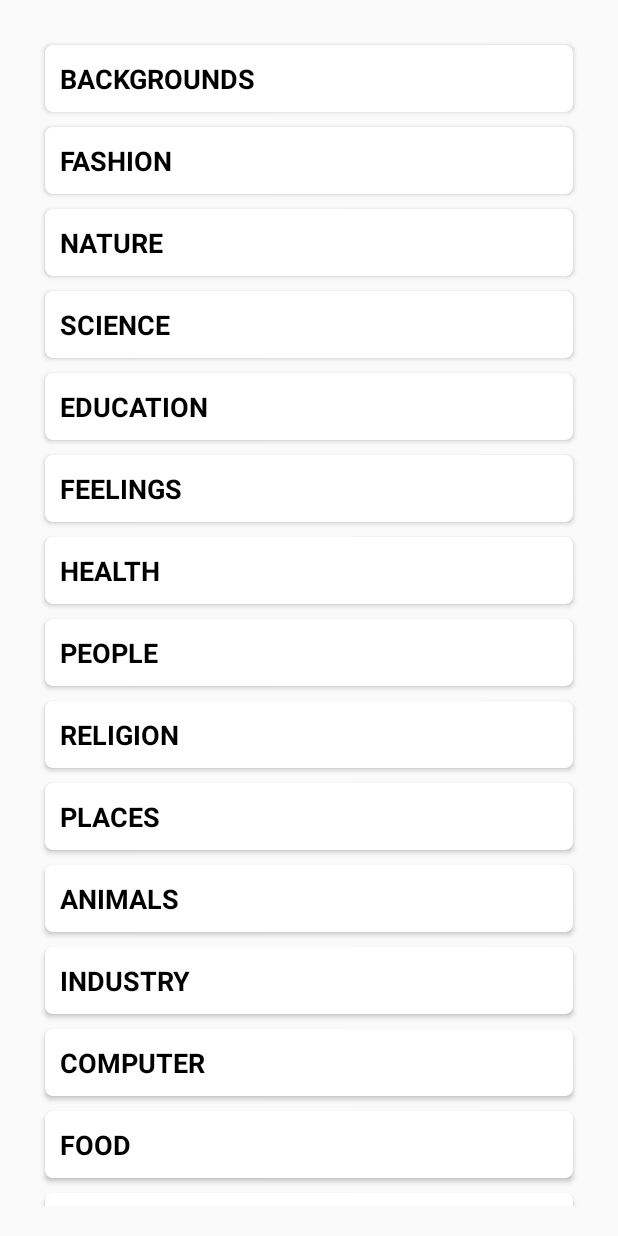
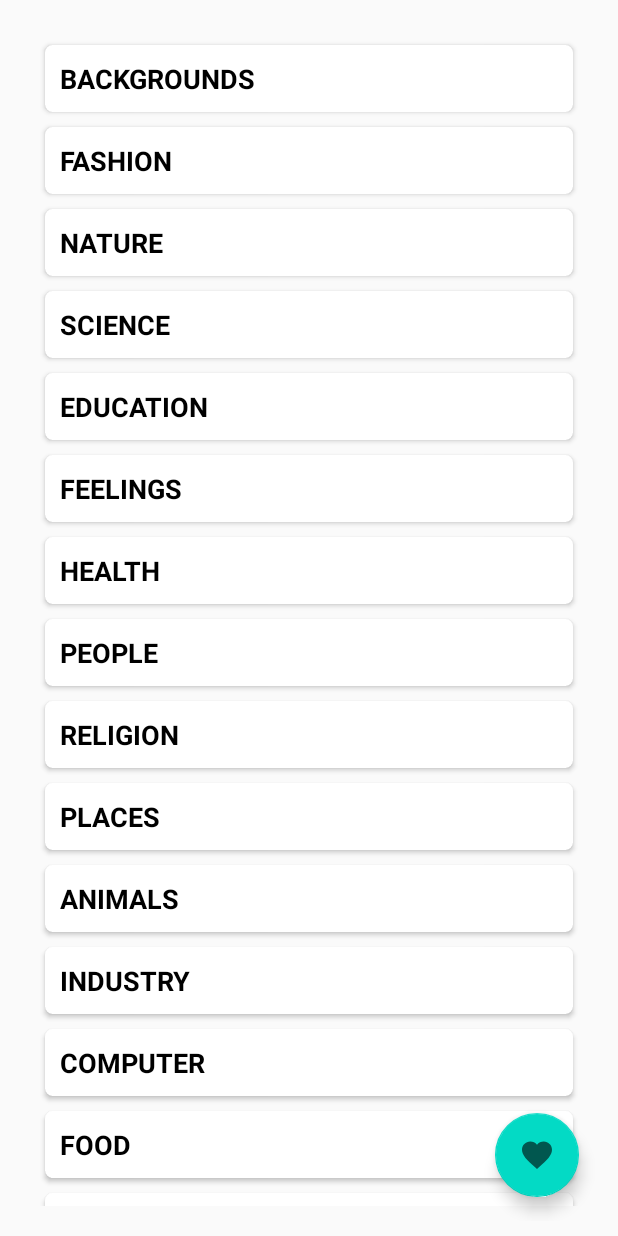
Before and after one commit to rajjadon/WallpaperDemoAssignment, an Android app: the screen it shows after launch (WallpapersHomeScreen), on a phone screen of 412 x 824 dp. Run offline under Robolectric (Android 15) with nearby library versions, the phone set to English and light mode, and no system bars; our stand-ins replace Picasso, data binding; network calls fail; pictures from the network do not load; 1 statement that could not run was skipped.

Commit message:
show favorite image list from local

```diff
--- a/app/src/main/java/org/school/demoapp/ui/homeScreen/WallpapersHomeScreen.kt
+++ b/app/src/main/java/org/school/demoapp/ui/homeScreen/WallpapersHomeScreen.kt
@@ -9,8 +9,11 @@ import kotlinx.android.synthetic.main.activity_wallpapers_home_screen.*
 import org.school.demoapp.AppConstant
 import org.school.demoapp.AppConstant.category
 import org.school.demoapp.R
+import org.school.demoapp.data.local.DataBaseHandler
+import org.school.demoapp.data.network.model.FavImageList
 import org.school.demoapp.databinding.ActivityWallpapersHomeScreenBinding
 import org.school.demoapp.ui.categoryWallpaper.CategoryWallpaper
+import org.school.demoapp.ui.favoriteList.FavoriteImageList
 import org.school.demoapp.ui.homeScreen.adapter.CategoryAdapter
 import org.school.demoapp.ui.homeScreen.clickListener.CategoryOnClick
 import org.school.demoapp.ui.splash.MainViewModel
@@ -26,6 +29,16 @@ class WallpapersHomeScreen : AppCompatActivity(), CategoryOnClick, AppConstant
         categoryAdapter = CategoryAdapter(this, this)
         wallpapersHomeScreen.rvCategory.adapter = categoryAdapter
         categoryAdapter.notifyDataSetChanged()
+        setEvent()
+    }
+
+    private fun setEvent()
+    {
+        wallpapersHomeScreen.fab.setOnClickListener {
+
+            startActivity( Intent( this@WallpapersHomeScreen, FavoriteImageList::class.java ) )
+
+        }
     }
 
     override fun onClick(categoryName: String)
--- a/app/src/main/res/layout/activity_wallpapers_home_screen.xml
+++ b/app/src/main/res/layout/activity_wallpapers_home_screen.xml
@@ -4,7 +4,7 @@
     xmlns:tools="http://schemas.android.com/tools"
     tools:context=".ui.homeScreen.WallpapersHomeScreen">
 
-    <LinearLayout
+    <RelativeLayout
         android:layout_width="match_parent"
         android:layout_height="match_parent"
         android:layout_margin="10dp"
@@ -18,6 +18,17 @@
             android:padding="10dp"
             app:layoutManager="androidx.recyclerview.widget.LinearLayoutManager"/>
 
-    </LinearLayout>
+        <com.google.android.material.floatingactionbutton.FloatingActionButton
+            android:id="@+id/fab"
+            android:layout_width="wrap_content"
+            android:layout_height="wrap_content"
+            android:layout_gravity="end|bottom"
+            android:src="@drawable/ic_baseline_favorite"
+            android:contentDescription="@string/favorite"
+            android:layout_alignParentBottom="true"
+            android:layout_alignParentEnd="true"
+            android:layout_margin="16dp" />
+
+    </RelativeLayout>
 
 </layout>
--- a/app/src/main/res/values/strings.xml
+++ b/app/src/main/res/values/strings.xml
@@ -1,5 +1,7 @@
 <resources>
     <string name="app_name">DemoApp</string>
+    <string name="favorite">Favorite</string>
+    <string name="no_data_found">No data found</string>
 
     <string-array name="wallpaperCategories">
 
```
Also changed, not shown: app/src/main/java/org/school/demoapp/ui/favoriteList/FavoriteImageList.kt (+10 -2 lines), app/src/main/java/org/school/demoapp/ui/favoriteList/adapter/FavoriteAdapter.kt (+5 -3 lines), app/src/main/res/layout/activity_favorite_image_list.xml (+7 -2 lines), app/src/main/res/layout/no_data.xml (added, +32 -0 lines), app/src/main/res/drawable/no_data.png (added).
